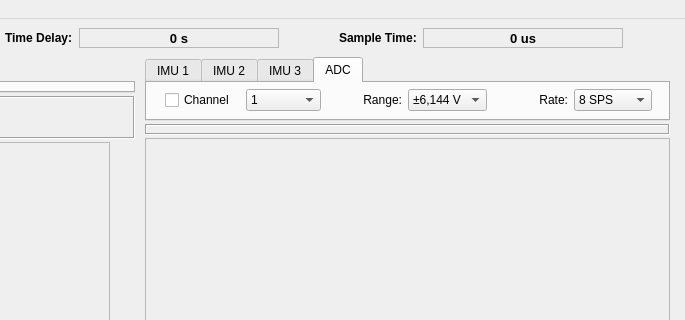
The window that uifiles/VibViewWindow.ui (eduardobatista/ActVibSoftware) describes before a commit, drawn with Qt 5; both pictures show x 405 to 1090 and y 0 to 320 of the 1090 by 732 pixel window.
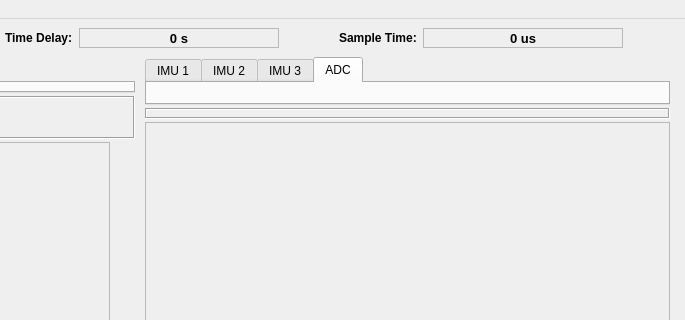
The same window after the commit. The open tabs and pages were chosen to show the change.

Commit message: Main change is ADC: multiple channels can now be read.

Patch:
```diff
--- a/uifiles/VibViewWindow.ui
+++ b/uifiles/VibViewWindow.ui
@@ -626,162 +626,6 @@
               <property name="bottomMargin">
                <number>3</number>
               </property>
-              <item>
-               <widget class="QFrame" name="adcframe">
-                <property name="sizePolicy">
-                 <sizepolicy hsizetype="Preferred" vsizetype="Minimum">
-                  <horstretch>0</horstretch>
-                  <verstretch>0</verstretch>
-                 </sizepolicy>
-                </property>
-                <layout class="QHBoxLayout" name="horizontalLayout_12">
-                 <property name="leftMargin">
-                  <number>10</number>
-                 </property>
-                 <property name="topMargin">
-                  <number>2</number>
-                 </property>
-                 <property name="rightMargin">
-                  <number>8</number>
-                 </property>
-                 <property name="bottomMargin">
-                  <number>4</number>
-                 </property>
-                 <item>
-                  <widget class="QCheckBox" name="checkADCOn">
-                   <property name="text">
-                    <string>Channel</string>
-                   </property>
-                  </widget>
-                 </item>
-                 <item>
-                  <widget class="QComboBox" name="comboADCChannel">
-                   <item>
-                    <property name="text">
-                     <string>1</string>
-                    </property>
-                   </item>
-                   <item>
-                    <property name="text">
-                     <string>2</string>
-                    </property>
-                   </item>
-                   <item>
-                    <property name="text">
-                     <string>3</string>
-                    </property>
-                   </item>
-                   <item>
-                    <property name="text">
-                     <string>4</string>
-                    </property>
-                   </item>
-                  </widget>
-                 </item>
-                 <item>
-                  <widget class="QLabel" name="label_30">
-                   <property name="layoutDirection">
-                    <enum>Qt::LeftToRight</enum>
-                   </property>
-                   <property name="text">
-                    <string>Range:</string>
-                   </property>
-                   <property name="alignment">
-                    <set>Qt::AlignRight|Qt::AlignTrailing|Qt::AlignVCenter</set>
-                   </property>
-                  </widget>
-                 </item>
-                 <item>
-                  <widget class="QComboBox" name="comboRangeADC">
-                   <item>
-                    <property name="text">
-                     <string>±6,144 V</string>
-                    </property>
-                   </item>
-                   <item>
-                    <property name="text">
-                     <string>±4,096 V</string>
-                    </property>
-                   </item>
-                   <item>
-                    <property name="text">
-                     <string>±2,048 V</string>
-                    </property>
-                   </item>
-                   <item>
-                    <property name="text">
-                     <string>±1,024 V</string>
-                    </property>
-                   </item>
-                   <item>
-                    <property name="text">
-                     <string>±0,512 V</string>
-                    </property>
-                   </item>
-                   <item>
-                    <property name="text">
-                     <string>±0,256 V</string>
-                    </property>
-                   </item>
-                  </widget>
-                 </item>
-                 <item>
-                  <widget class="QLabel" name="label_33">
-                   <property name="text">
-                    <string>Rate:</string>
-                   </property>
-                   <property name="alignment">
-                    <set>Qt::AlignRight|Qt::AlignTrailing|Qt::AlignVCenter</set>
-                   </property>
-                  </widget>
-                 </item>
-                 <item>
-                  <widget class="QComboBox" name="comboADCRate">
-                   <item>
-                    <property name="text">
-                     <string>8 SPS</string>
-                    </property>
-                   </item>
-                   <item>
-                    <property name="text">
-                     <string>16 SPS</string>
-                    </property>
-                   </item>
-                   <item>
-                    <property name="text">
-                     <string>32 SPS</string>
-                    </property>
-                   </item>
-                   <item>
-                    <property name="text">
-                     <string>64 SPS</string>
-                    </property>
-                   </item>
-                   <item>
-                    <property name="text">
-                     <string>128 SPS</string>
-                    </property>
-                   </item>
-                   <item>
-                    <property name="text">
-                     <string>250 SPS</string>
-                    </property>
-                   </item>
-                   <item>
-                    <property name="text">
-                     <string>475 SPS</string>
-                    </property>
-                   </item>
-                   <item>
-                    <property name="text">
-                     <string>860 SPS</string>
-                    </property>
-                   </item>
-                  </widget>
-                 </item>
-                </layout>
-               </widget>
-              </item>
              </layout>
             </widget>
            </widget>
```
Left out of the diff: 2 changed lines with no effect on the pictures. The commit also changes 11 other files.
